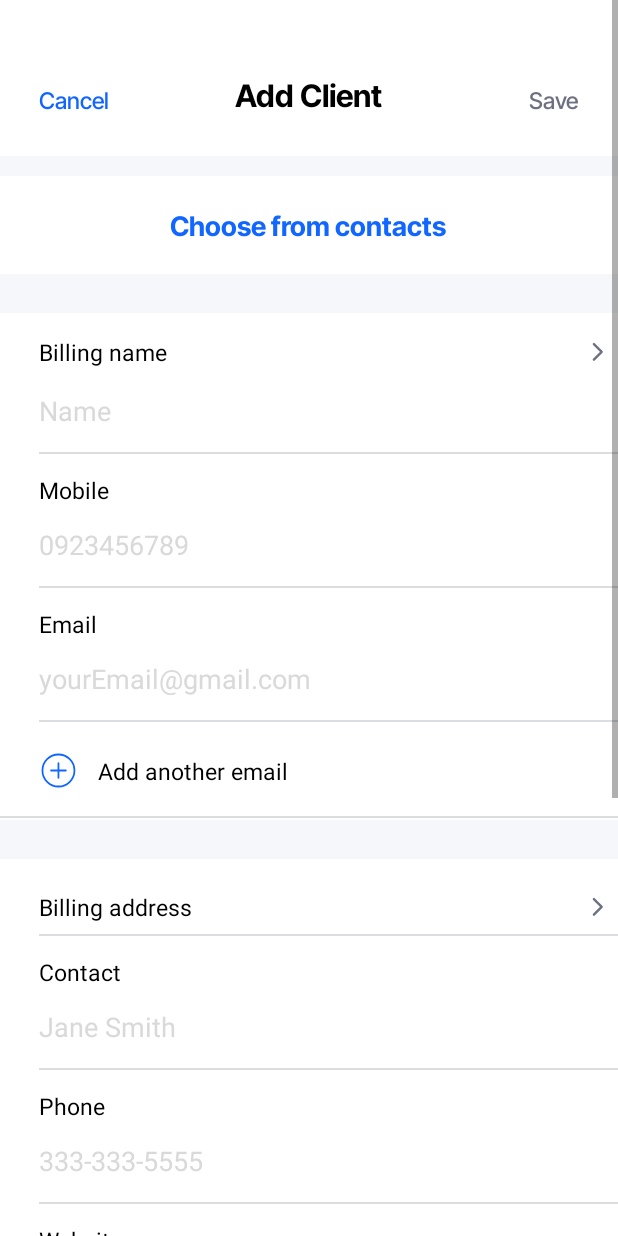
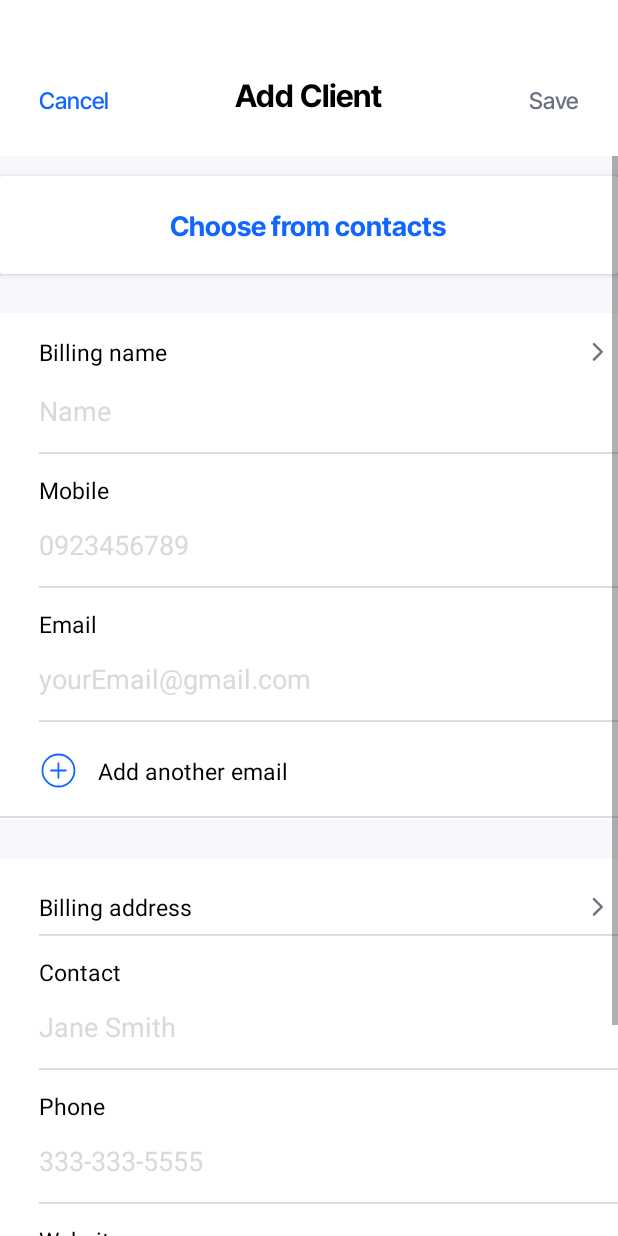
Before and after one commit to Phandung1312/InvoiceMaker, an Android app: the layout fragment_addclient.xml on its own in the app's theme, with its tools: preview values and no code run, on a phone screen of 412 x 824 dp. Run offline under Robolectric (Android 15) with nearby library versions, the phone set to English and light mode, and no system bars.

Commit message:
Update Template Invoice

```diff
--- a/presentation/src/main/res/layout/fragment_addclient.xml
+++ b/presentation/src/main/res/layout/fragment_addclient.xml
@@ -1,12 +1,10 @@
 <?xml version="1.0" encoding="utf-8"?>
-<ScrollView
-    xmlns:android="http://schemas.android.com/apk/res/android"
-    android:layout_width="match_parent"
-    android:layout_height="match_parent"
-    android:background="@color/background_addClient"
+<layout xmlns:android="http://schemas.android.com/apk/res/android"
     xmlns:app="http://schemas.android.com/apk/res-auto">
-    <androidx.constraintlayout.widget.ConstraintLayout
-        android:layout_width="match_parent"
+    <data class="AddClientClass">
+
+    </data>
+    <androidx.constraintlayout.widget.ConstraintLayout android:layout_width="match_parent"
         android:layout_height="wrap_content"
         android:background="@color/background_addClient">
 
@@ -25,7 +23,7 @@
                 android:layout_alignParentBottom="true"
                 android:layout_margin="@dimen/page"
                 android:text="@string/cancel"
-                style="@style/medium_blue"  />
+                style="@style/medium_blue" />
 
             <TextView
                 android:id="@+id/addClientTextView"
@@ -40,28 +38,43 @@
                 android:textSize="@dimen/_16ssp" />
 
 
-
             <TextView
                 android:id="@+id/saveTextView"
+                style="@style/medium_blue"
                 android:layout_width="wrap_content"
                 android:layout_height="wrap_content"
+                android:layout_alignParentEnd="true"
                 android:layout_alignParentBottom="true"
-                android:layout_margin="@dimen/page"
+                android:layout_marginStart="@dimen/page"
+                android:layout_marginTop="@dimen/page"
+                android:layout_marginEnd="@dimen/page"
+                android:layout_marginBottom="@dimen/page"
                 android:text="@string/save"
-                style="@style/medium_blue"
-                android:textColor="@color/color_textGray"
-                android:layout_alignParentEnd="true"/>
+                android:textColor="@color/color_textGray" />
 
         </RelativeLayout>
 
+        <ScrollView
+            app:layout_constraintTop_toBottomOf="@+id/viewHeaderAddClient"
+            android:layout_width="match_parent"
+            android:layout_height="wrap_content">
+
+            <androidx.constraintlayout.widget.ConstraintLayout
+                android:layout_width="match_parent"
+                android:layout_height="wrap_content">
+
+                <androidx.cardview.widget.CardView
+                    android:id="@+id/viewChooseContacts"
+                    android:layout_width="match_parent"
+                    android:layout_height="wrap_content"
+                    android:layout_marginTop="@dimen/_10sdp"
+                    app:layout_constraintTop_toTopOf="parent"
+                    android:elevation="@dimen/_4sdp">
 
                     <RelativeLayout
-            android:id="@+id/viewChooseContacts"
-            android:layout_marginTop="@dimen/_10sdp"
                         android:background="@color/white"
                         android:layout_width="match_parent"
-            android:layout_height="@dimen/_50sdp"
-            app:layout_constraintTop_toBottomOf="@+id/viewHeaderAddClient">
+                        android:layout_height="@dimen/_50sdp">
 
                         <TextView
                             android:text="@string/choose_from_contacts"
@@ -70,9 +83,10 @@
                             android:textSize="@dimen/_14ssp"
                             android:textColor="@color/textColorSecondary"
                             android:layout_width="wrap_content"
-                android:layout_height="wrap_content"/>
+                            android:layout_height="wrap_content" />
 
                     </RelativeLayout>
+                </androidx.cardview.widget.CardView>
 
 
                 <LinearLayout
@@ -89,25 +103,28 @@
                         android:layout_weight="1"
                         android:layout_width="match_parent"
                         android:layout_height="wrap_content">
+
                         <RelativeLayout
                             android:id="@+id/viewBilling"
                             android:layout_marginTop="@dimen/_10sdp"
                             android:layout_marginStart="@dimen/_20sdp"
                             android:layout_width="match_parent"
                             android:layout_height="wrap_content">
+
                             <TextView
                                 android:id="@+id/billingTextView"
                                 android:layout_width="wrap_content"
                                 android:layout_height="wrap_content"
                                 android:layout_centerVertical="true"
                                 android:text="@string/billing_name"
-                        style="@style/primary_text"/>
+                                style="@style/primary_text" />
+
                             <ImageView
                                 android:layout_width="@dimen/_20sdp"
                                 android:layout_height="@dimen/_20sdp"
                                 android:src="@drawable/ic_right"
                                 android:layout_centerVertical="true"
-                        android:layout_alignParentEnd="true"/>
+                                android:layout_alignParentEnd="true" />
                         </RelativeLayout>
 
                         <EditText
@@ -120,7 +137,8 @@
                             android:layout_marginTop="@dimen/_10sdp"
                             android:layout_marginStart="@dimen/_20sdp"
                             android:layout_width="match_parent"
-                    android:layout_height="wrap_content"/>
+                            android:layout_height="wrap_content" />
+
                         <View
                             android:id="@+id/view5"
                             android:layout_width="match_parent"
@@ -128,13 +146,15 @@
                             android:layout_marginTop="@dimen/_12sdp"
                             android:layout_marginStart="@dimen/_20sdp"
                             android:layout_below="@+id/billingNameEdt"
-                    android:background="@color/gray_line"/>
+                            android:background="@color/gray_line" />
 
                     </RelativeLayout>
+
                     <RelativeLayout
                         android:layout_weight="1"
                         android:layout_width="match_parent"
                         android:layout_height="wrap_content">
+
                         <TextView
                             android:id="@+id/mobileTextView"
                             android:layout_width="wrap_content"
@@ -142,7 +162,8 @@
                             android:text="@string/mobile"
                             android:layout_marginTop="@dimen/_10sdp"
                             android:layout_marginStart="@dimen/_20sdp"
-                    style="@style/primary_text"/>
+                            style="@style/primary_text" />
+
                         <EditText
                             android:layout_below="@+id/mobileTextView"
                             android:id="@+id/mobileEdt"
@@ -153,20 +174,23 @@
                             android:layout_marginTop="@dimen/_10sdp"
                             android:layout_marginStart="@dimen/_20sdp"
                             android:layout_width="match_parent"
-                    android:layout_height="wrap_content"/>
+                            android:layout_height="wrap_content" />
+
                         <View
                             android:layout_width="match_parent"
                             android:layout_height="1dp"
                             android:layout_marginTop="@dimen/_12sdp"
                             android:layout_marginStart="@dimen/_20sdp"
                             android:layout_below="@+id/mobileEdt"
-                    android:background="@color/gray_line"/>
+                            android:background="@color/gray_line" />
 
                     </RelativeLayout>
+
                     <RelativeLayout
                         android:layout_weight="1"
                         android:layout_width="match_parent"
                         android:layout_height="wrap_content">
+
                         <TextView
                             android:id="@+id/emailTextView"
                             android:layout_width="wrap_content"
@@ -174,7 +198,8 @@
                             android:text="@string/email"
                             android:layout_marginTop="@dimen/_10sdp"
                             android:layout_marginStart="@dimen/_20sdp"
-                    style="@style/primary_text"/>
+                            style="@style/primary_text" />
+
                         <EditText
                             android:layout_below="@+id/emailTextView"
                             android:id="@+id/emailEdt"
@@ -185,14 +210,15 @@
                             android:layout_marginTop="@dimen/_10sdp"
                             android:layout_marginStart="@dimen/_20sdp"
                             android:layout_width="match_parent"
-                    android:layout_height="wrap_content"/>
+                            android:layout_height="wrap_content" />
+
                         <View
                             android:layout_width="match_parent"
                             android:layout_height="1dp"
                             android:layout_marginTop="@dimen/_12sdp"
                             android:layout_marginStart="@dimen/_20sdp"
                             android:layout_below="@+id/emailEdt"
-                    android:background="@color/gray_line"/>
+                            android:background="@color/gray_line" />
                     </RelativeLayout>
 
 
@@ -200,13 +226,15 @@
                         android:layout_weight="1"
                         android:layout_width="match_parent"
                         android:layout_height="@dimen/_50sdp">
+
                         <ImageView
                             android:id="@+id/img_Plus"
                             android:layout_marginStart="@dimen/_20sdp"
                             android:src="@drawable/ic_pluscircle"
                             android:layout_centerVertical="true"
                             android:layout_width="@dimen/_20sdp"
-                    android:layout_height="@dimen/_20sdp"/>
+                            android:layout_height="@dimen/_20sdp" />
+
                         <TextView
                             android:id="@+id/addAnotherEmail"
                             android:layout_width="wrap_content"
@@ -215,14 +243,14 @@
                             android:layout_marginStart="@dimen/_10sdp"
                             android:text="@string/add_another_email"
                             android:layout_toEndOf="@+id/img_Plus"
-                    style="@style/primary_text"/>
+                            style="@style/primary_text" />
 
                         <View
                             android:layout_width="match_parent"
                             android:layout_height="1dp"
                             android:layout_marginTop="@dimen/_15sdp"
                             android:layout_below="@+id/addAnotherEmail"
-                    android:background="@color/gray_line"/>
+                            android:background="@color/gray_line" />
                     </RelativeLayout>
                 </LinearLayout>
 
@@ -243,31 +271,49 @@
                         android:layout_marginStart="@dimen/_20sdp"
                         android:layout_width="match_parent"
                         android:layout_height="wrap_content">
+                        <LinearLayout
+                            android:id="@+id/viewBillingAdd"
+                            android:layout_centerVertical="true"
+                            android:orientation="vertical"
+                            android:layout_width="wrap_content"
+                            android:layout_height="wrap_content">
                             <TextView
                                 android:id="@+id/billingAddressTextView"
+                                android:visibility="gone"
                                 android:layout_width="wrap_content"
                                 android:layout_height="wrap_content"
-                    android:layout_centerVertical="true"
                                 android:text="@string/billing_address"
-                    style="@style/primary_text"/>
+                                style="@style/primary_text" />
+                            <EditText
+                                android:id="@+id/billingAddressEdt"
+                                android:background="@null"
+                                android:layout_width="wrap_content"
+                                android:layout_height="wrap_content"
+                                android:text="@string/billing_address"
+                                style="@style/primary_text" />
+                        </LinearLayout>
+
+
                         <ImageView
                             android:layout_width="@dimen/_20sdp"
                             android:layout_height="@dimen/_20sdp"
                             android:src="@drawable/ic_right"
                             android:layout_centerVertical="true"
-                    android:layout_alignParentEnd="true"/>
+                            android:layout_alignParentEnd="true" />
+
                         <View
                             android:layout_width="match_parent"
                             android:layout_height="1dp"
                             android:layout_marginTop="@dimen/_12sdp"
-                    android:layout_below="@+id/billingAddressTextView"
-                    android:background="@color/gray_line"/>
+                            android:layout_below="@+id/viewBillingAdd"
+                            android:background="@color/gray_line" />
                     </RelativeLayout>
 
                     <RelativeLayout
                         android:layout_weight="1"
                         android:layout_width="match_parent"
                         android:layout_height="wrap_content">
+
                         <TextView
                             android:id="@+id/contactTextView"
                             android:layout_width="wrap_content"
@@ -275,7 +321,8 @@
                             android:text="@string/contact"
                             android:layout_marginTop="@dimen/_10sdp"
                             android:layout_marginStart="@dimen/_20sdp"
-                    style="@style/primary_text"/>
+                            style="@style/primary_text" />
+
                         <EditText
                             android:layout_below="@+id/contactTextView"
                             android:id="@+id/contactEdt"
@@ -286,20 +333,22 @@
                             android:layout_marginTop="@dimen/_10sdp"
                             android:layout_marginStart="@dimen/_20sdp"
                             android:layout_width="match_parent"
-                    android:layout_height="wrap_content"/>
+                            android:layout_height="wrap_content" />
+
                         <View
                             android:layout_width="match_parent"
                             android:layout_height="1dp"
                             android:layout_marginTop="@dimen/_12sdp"
                             android:layout_marginStart="@dimen/_20sdp"
                             android:layout_below="@+id/contactEdt"
-                    android:background="@color/gray_line"/>
+                            android:background="@color/gray_line" />
                     </RelativeLayout>
 
                     <RelativeLayout
                         android:layout_weight="1"
                         android:layout_width="match_parent"
                         android:layout_height="wrap_content">
+
                         <TextView
                             android:id="@+id/phoneTextView"
                             android:layout_width="wrap_content"
@@ -307,7 +356,8 @@
                             android:text="@string/phone"
                             android:layout_marginTop="@dimen/_10sdp"
                             android:layout_marginStart="@dimen/_20sdp"
-                    style="@style/primary_text"/>
+                            style="@style/primary_text" />
+
                         <EditText
                             android:layout_below="@+id/phoneTextView"
                             android:id="@+id/phoneEdt"
@@ -318,20 +368,22 @@
                             android:layout_marginTop="@dimen/_10sdp"
                             android:layout_marginStart="@dimen/_20sdp"
                             android:layout_width="match_parent"
-                    android:layout_height="wrap_content"/>
+                            android:layout_height="wrap_content" />
+
                         <View
                             android:layout_width="match_parent"
                             android:layout_height="1dp"
                             android:layout_marginTop="@dimen/_12sdp"
                             android:layout_marginStart="@dimen/_20sdp"
                             android:layout_below="@+id/phoneEdt"
-                    android:background="@color/gray_line"/>
+                            android:background="@color/gray_line" />
                     </RelativeLayout>
 
                     <RelativeLayout
                         android:layout_weight="1"
                         android:layout_width="match_parent"
                         android:layout_height="wrap_content">
+
                         <TextView
                             android:id="@+id/websiteTextView"
                             android:layout_width="wrap_content"
@@ -339,7 +391,8 @@
                             android:text="@string/website"
                             android:layout_marginTop="@dimen/_10sdp"
                             android:layout_marginStart="@dimen/_20sdp"
-                    style="@style/primary_text"/>
+                            style="@style/primary_text" />
+
                         <EditText
                             android:layout_below="@+id/websiteTextView"
                             android:id="@+id/websiteEdt"
@@ -350,20 +403,22 @@
                             android:layout_marginTop="@dimen/_10sdp"
                             android:layout_marginStart="@dimen/_20sdp"
                             android:layout_width="match_parent"
-                    android:layout_height="wrap_content"/>
+                            android:layout_height="wrap_content" />
+
                         <View
                             android:layout_width="match_parent"
                             android:layout_height="1dp"
                             android:layout_marginTop="@dimen/_12sdp"
                             android:layout_marginStart="@dimen/_20sdp"
                             android:layout_below="@+id/websiteEdt"
-                    android:background="@color/gray_line"/>
+                            android:background="@color/gray_line" />
                     </RelativeLayout>
 
                     <RelativeLayout
                         android:layout_weight="1"
                         android:layout_width="match_parent"
                         android:layout_height="wrap_content">
+
                         <TextView
                             android:id="@+id/taxTextView"
                             android:layout_width="wrap_content"
@@ -371,7 +426,8 @@
                             android:text="@string/tax_number"
                             android:layout_marginTop="@dimen/_10sdp"
                             android:layout_marginStart="@dimen/_20sdp"
-                    style="@style/primary_text"/>
+                            style="@style/primary_text" />
+
                         <EditText
                             android:layout_below="@+id/taxTextView"
                             android:id="@+id/taxEdt"
@@ -382,14 +438,15 @@
                             android:layout_marginTop="@dimen/_10sdp"
                             android:layout_marginStart="@dimen/_20sdp"
                             android:layout_width="match_parent"
-                    android:layout_height="wrap_content"/>
+                            android:layout_height="wrap_content" />
+
                         <View
                             android:layout_width="match_parent"
                             android:layout_height="1dp"
                             android:layout_marginTop="@dimen/_12sdp"
                             android:layout_marginStart="@dimen/_20sdp"
                             android:layout_below="@+id/taxEdt"
-                    android:background="@color/gray_line"/>
+                            android:background="@color/gray_line" />
                     </RelativeLayout>
 
 
@@ -397,6 +454,7 @@
                         android:layout_weight="1"
                         android:layout_width="match_parent"
                         android:layout_height="@dimen/_50sdp">
+
                         <TextView
                             android:id="@+id/paymentText"
                             android:layout_width="wrap_content"
@@ -404,7 +462,7 @@
                             android:layout_centerVertical="true"
                             android:layout_marginStart="@dimen/_20sdp"
                             android:text="@string/payment_terms"
-                    style="@style/primary_text"/>
+                            style="@style/primary_text" />
 
                         <LinearLayout
                             android:orientation="horizontal"
@@ -413,18 +471,20 @@
                             android:layout_alignParentEnd="true"
                             android:layout_width="wrap_content"
                             android:layout_height="wrap_content">
+
                             <TextView
                                 android:id="@+id/noneText"
                                 android:text="@string/none"
                                 android:fontFamily="@font/inter_tight_medium"
                                 android:layout_gravity="center_vertical"
                                 android:layout_width="wrap_content"
-                        android:layout_height="wrap_content"/>
+                                android:layout_height="wrap_content" />
+
                             <ImageView
                                 android:src="@drawable/ic_right"
                                 android:layout_gravity="center_vertical"
                                 android:layout_width="@dimen/_20sdp"
-                        android:layout_height="@dimen/_20sdp"/>
+                                android:layout_height="@dimen/_20sdp" />
                         </LinearLayout>
 
                         <View
@@ -432,7 +492,7 @@
                             android:layout_height="1dp"
                             android:layout_marginTop="@dimen/_15sdp"
                             android:layout_below="@+id/paymentText"
-                    android:background="@color/gray_line"/>
+                            android:background="@color/gray_line" />
                     </RelativeLayout>
 
                 </LinearLayout>
@@ -453,7 +513,7 @@
                         android:layout_marginTop="@dimen/_10sdp"
                         android:hint="@string/add_notes_about_client_they_can_t_see_these"
                         android:layout_width="wrap_content"
-           android:layout_height="wrap_content"/>
+                        android:layout_height="wrap_content" />
 
 
                     <TextView
@@ -465,8 +525,7 @@
                         android:layout_marginEnd="@dimen/_20sdp"
                         android:layout_width="wrap_content"
                         android:layout_marginTop="@dimen/_100sdp"
-           android:layout_height="wrap_content"/>
-
+                        android:layout_height="wrap_content" />
 
 
                     <View
@@ -474,13 +533,13 @@
                         android:layout_height="1dp"
                         android:layout_below="@+id/countCharacterInput"
                         android:layout_marginBottom="@dimen/_5sdp"
-           android:background="@color/gray_line"/>
+                        android:background="@color/gray_line" />
 
 
                 </RelativeLayout>
-
-
-
+            </androidx.constraintlayout.widget.ConstraintLayout>
+        </ScrollView>
 
     </androidx.constraintlayout.widget.ConstraintLayout>
-</ScrollView>
+
+</layout>
```
Also changed, not shown: 41 other files. Lines whose indentation alone changed are shown as unchanged.
